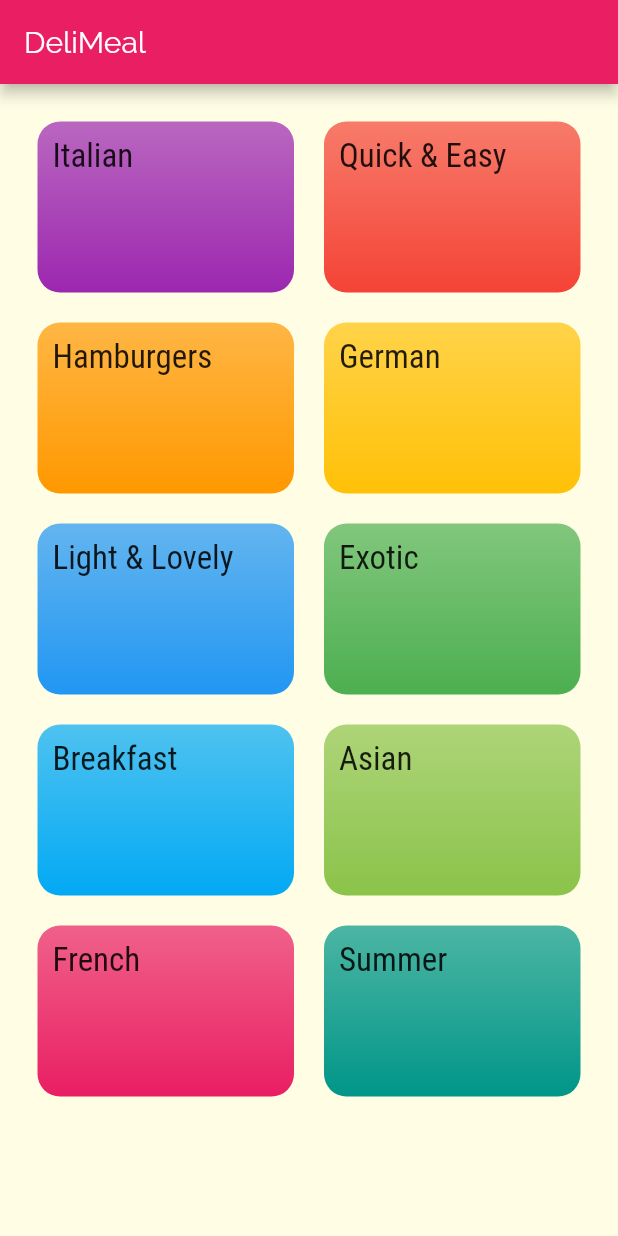
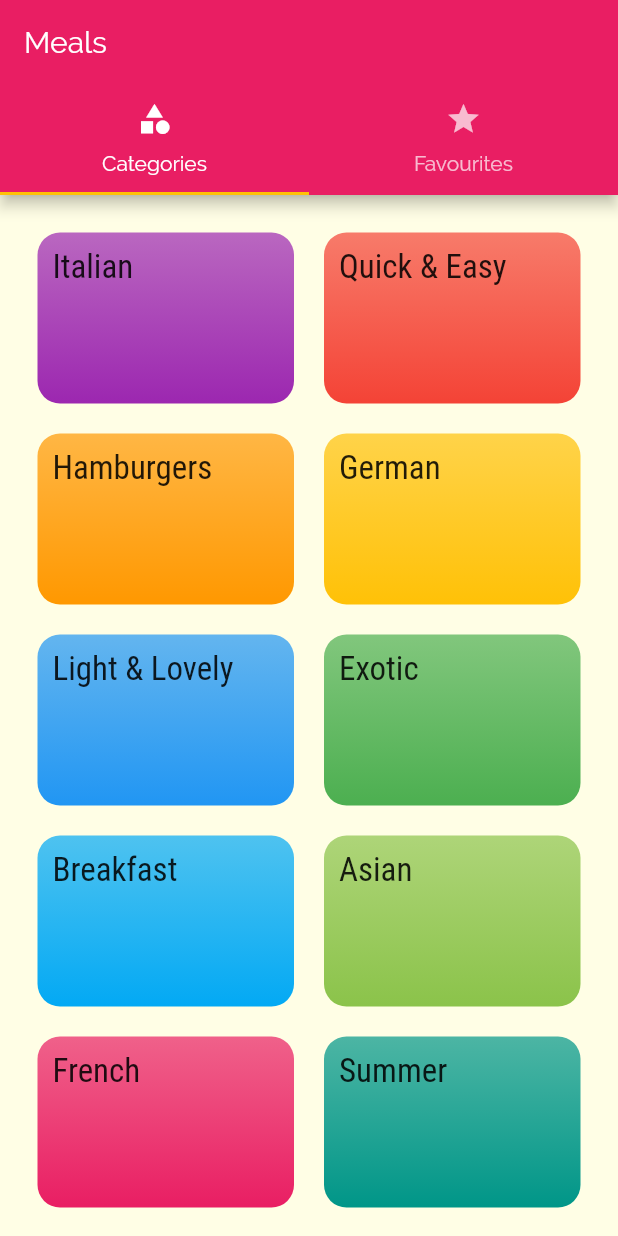
Before and after one commit to My-Flutter-Learning/meals_app, a Flutter app: the screen it shows after launch, on a phone screen of 412 x 824 dp. Run offline on Flutter 3.47's test engine with Material 2 defaults, Android fonts, the phone set to English and light mode, and no system bars.

Commit message:
Adding a TabBar to the AppBar

```diff
--- a/lib/main.dart
+++ b/lib/main.dart
@@ -1,4 +1,5 @@
 import 'package:flutter/material.dart';
+import 'package:meals_app/screens/tabs_screen.dart';
 import 'screens/categories_screen.dart';
 import 'screens/category_meals_screen.dart';
 import 'screens/meal_detail_screen.dart';
@@ -32,7 +33,7 @@ class MyApp extends StatelessWidget {
           )
         )
       ),
-      home: const CategoriesScreen(),
+      home: const TabsScreen(),
       routes:  {
         CategoryMealsScreen.routeName : (context) => const CategoryMealsScreen(),
         MealDetailScreen.routeName :(context) => const MealDetailScreen()
--- a/lib/screens/categories_screen.dart
+++ b/lib/screens/categories_screen.dart
@@ -7,11 +7,7 @@ class CategoriesScreen extends StatelessWidget {
 
   @override
   Widget build(BuildContext context) {
-    return Scaffold(
-      appBar: AppBar(
-        title: const Text('DeliMeal'),
-      ),
-      body: GridView(
+    return GridView(
         padding: const EdgeInsets.all(25),
         children: DUMMY_CATEGORIES
             .map(
@@ -28,7 +24,6 @@ class CategoriesScreen extends StatelessWidget {
             crossAxisSpacing: 20,
             mainAxisSpacing: 20,
           ),
-      ),
     );
   }
 }
--- /dev/null
+++ b/lib/screens/favourites_screen.dart
@@ -0,0 +1,12 @@
+import 'package:flutter/material.dart';
+
+class FavouritesScreen extends StatelessWidget {
+  const FavouritesScreen({ Key? key }) : super(key: key);
+
+  @override
+  Widget build(BuildContext context) {
+    return const Center(
+      child: Text('Favourites')
+    );
+  }
+}
--- a/lib/screens/meal_detail_screen.dart
+++ b/lib/screens/meal_detail_screen.dart
@@ -22,7 +22,7 @@ class MealDetailScreen extends StatelessWidget {
           border: Border.all(color: Colors.grey),
           borderRadius: BorderRadius.circular(10)),
       height: 150,
-      width: 500,
+      width: 300,
       margin: const EdgeInsets.all(10),
       padding: const EdgeInsets.all(10),
       child: child
--- /dev/null
+++ b/lib/screens/tabs_screen.dart
@@ -0,0 +1,41 @@
+import 'package:flutter/material.dart';
+import 'package:meals_app/screens/categories_screen.dart';
+import 'package:meals_app/screens/favourites_screen.dart';
+
+class TabsScreen extends StatefulWidget {
+  const TabsScreen({ Key? key }) : super(key: key);
+
+  @override
+  State<TabsScreen> createState() => _TabsScreenState();
+}
+
+class _TabsScreenState extends State<TabsScreen> {
+  @override
+  Widget build(BuildContext context) {
+    return DefaultTabController(
+      initialIndex: 0,
+      length: 2,
+      child: Scaffold(
+          appBar: AppBar(
+              title: const Text('Meals'),
+              bottom: const TabBar(
+                  tabs: [
+                      Tab(
+                          icon: Icon(Icons.category),
+                          text: 'Categories',
+                        ),
+                      Tab(
+                        icon: Icon(Icons.star),
+                        text: 'Favourites',
+                      ),
+                    ]
+                ),
+            ),
+          body: const TabBarView(children: [
+            CategoriesScreen(),
+            FavouritesScreen(),
+          ]),
+        ),
+    );
+  }
+}
```
